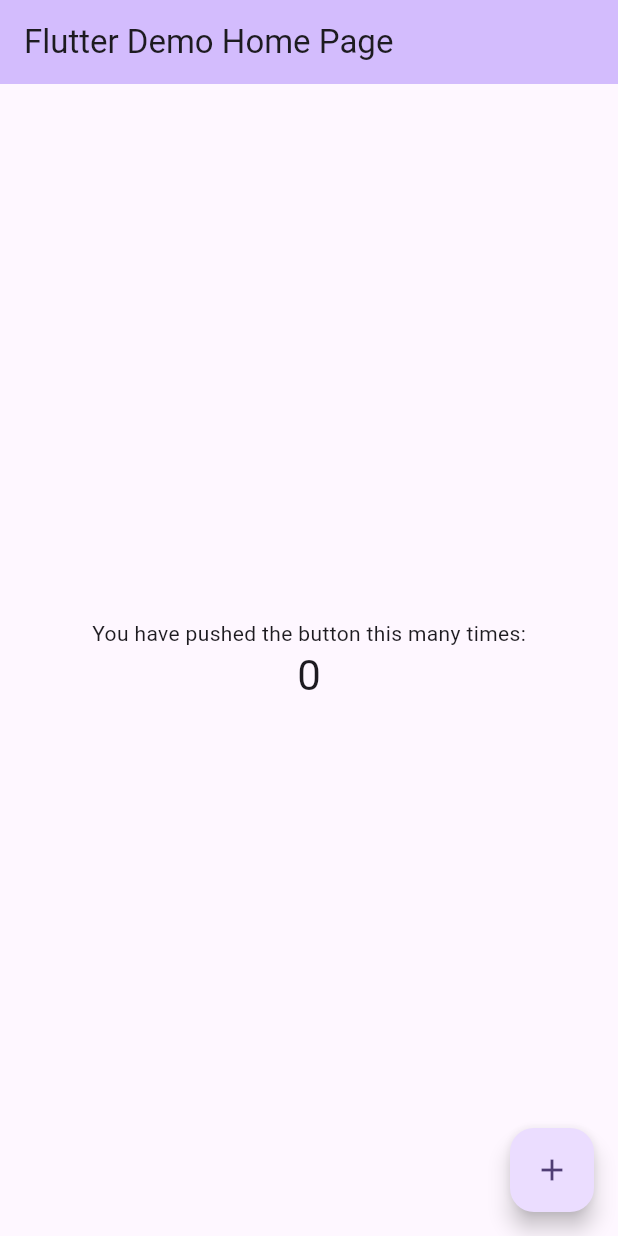
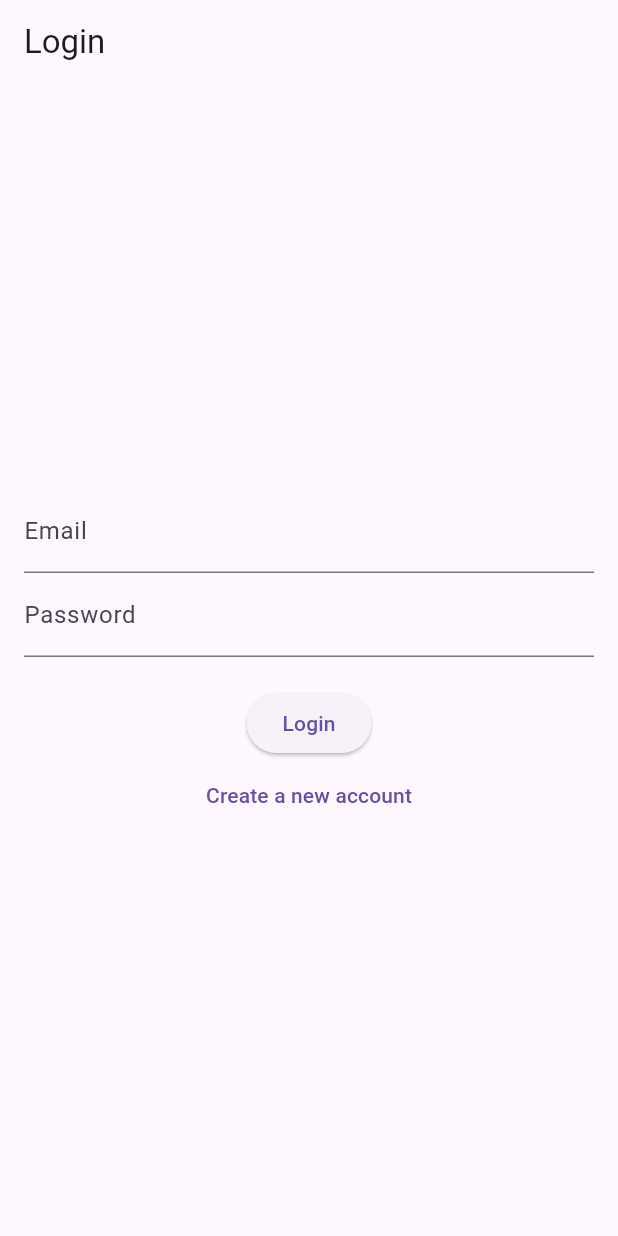
Before and after one commit to Kmorale12/Stock_tracker, a Flutter app: the screen it shows after launch, on a phone screen of 412 x 824 dp. Run offline on Flutter 3.47's test engine with Material 3 defaults, Android fonts, the phone set to English and light mode, and no system bars; our stand-ins replace firebase_auth, firebase_core; accounts and stored records are empty.

Commit message:
Created user auth

```diff
--- /dev/null
+++ b/stock_tracker/lib/login_screen.dart
@@ -0,0 +1,120 @@
+import 'package:flutter/material.dart';
+import 'package:firebase_auth/firebase_auth.dart';
+
+class LoginScreen extends StatefulWidget {
+  @override
+  _LoginScreenState createState() => _LoginScreenState();
+}
+
+class _LoginScreenState extends State<LoginScreen> {
+  final _emailController = TextEditingController();
+  final _passwordController = TextEditingController();
+  final FirebaseAuth _auth = FirebaseAuth.instance;
+
+  bool _isLogin = true;
+  bool _isLoading = false;
+
+  void _toggleAuthMode() {
+    setState(() {
+      _isLogin = !_isLogin;
+    });
+  }
+
+  Future<void> _submitAuthForm() async {
+    setState(() {
+      _isLoading = true;
+    });
+
+    try {
+      if (_isLogin) {
+        // Sign in
+        await _auth.signInWithEmailAndPassword(
+          email: _emailController.text.trim(),
+          password: _passwordController.text.trim(),
+        );
+      } else {
+        // Sign up
+        await _auth.createUserWithEmailAndPassword(
+          email: _emailController.text.trim(),
+          password: _passwordController.text.trim(),
+        );
+      }
+
+      // Navigate to Stock Feed after successful login/registration
+      Navigator.pushReplacementNamed(context, '/stock_feed');
+    } catch (error) {
+      String errorMessage = 'An error occurred, please try again.';
+      if (error.toString().contains('EMAIL_ALREADY_IN_USE')) {
+        errorMessage = 'This email address is already in use.';
+      } else if (error.toString().contains('INVALID_EMAIL')) {
+        errorMessage = 'This email address is not valid.';
+      } else if (error.toString().contains('WEAK_PASSWORD')) {
+        errorMessage = 'Password must be at least 6 characters long.';
+      } else if (error.toString().contains('USER_NOT_FOUND')) {
+        errorMessage = 'No user found with this email.';
+      } else if (error.toString().contains('WRONG_PASSWORD')) {
+        errorMessage = 'Incorrect password.';
+      }
+
+      // Show error dialog
+      showDialog(
+        context: context,
+        builder: (ctx) => AlertDialog(
+          title: Text('Authentication Failed'),
+          content: Text(errorMessage),
+          actions: [
+            TextButton(
+              onPressed: () => Navigator.of(ctx).pop(),
+              child: Text('Okay'),
+            )
+          ],
+        ),
+      );
+    }
+
+    setState(() {
+      _isLoading = false;
+    });
+  }
+
+  @override
+  Widget build(BuildContext context) {
+    return Scaffold(
+      appBar: AppBar(
+        title: Text(_isLogin ? 'Login' : 'Register'),
+      ),
+      body: Padding(
+        padding: const EdgeInsets.all(16.0),
+        child: Column(
+          mainAxisAlignment: MainAxisAlignment.center,
+          children: [
+            TextField(
+              controller: _emailController,
+              decoration: InputDecoration(labelText: 'Email'),
+              keyboardType: TextInputType.emailAddress,
+            ),
+            TextField(
+              controller: _passwordController,
+              decoration: InputDecoration(labelText: 'Password'),
+              obscureText: true,
+            ),
+            SizedBox(height: 20),
+            if (_isLoading)
+              CircularProgressIndicator()
+            else
+              ElevatedButton(
+                onPressed: _submitAuthForm,
+                child: Text(_isLogin ? 'Login' : 'Register'),
+              ),
+            TextButton(
+              onPressed: _toggleAuthMode,
+              child: Text(_isLogin
+                  ? 'Create a new account'
+                  : 'Already have an account? Login'),
+            ),
+          ],
+        ),
+      ),
+    );
+  }
+}
--- a/stock_tracker/lib/main.dart
+++ b/stock_tracker/lib/main.dart
@@ -1,125 +1,50 @@
 import 'package:flutter/material.dart';
+import 'package:firebase_core/firebase_core.dart';
+import 'package:firebase_auth/firebase_auth.dart';
 
-void main() {
-  runApp(const MyApp());
+import 'splash_screen.dart';
+import 'login_screen.dart';
+import 'stock_feed_screen.dart';
+import 'settings_screen.dart';
+
+void main() async {
+  WidgetsFlutterBinding.ensureInitialized();
+  await Firebase.initializeApp();
+  runApp(StockTrackerApp());
 }
 
-class MyApp extends StatelessWidget {
-  const MyApp({super.key});
-
-  // This widget is the root of your application.
+class StockTrackerApp extends StatelessWidget {
   @override
   Widget build(BuildContext context) {
     return MaterialApp(
-      title: 'Flutter Demo',
-      theme: ThemeData(
-        // This is the theme of your application.
-        //
-        // TRY THIS: Try running your application with "flutter run". You'll see
-        // the application has a purple toolbar. Then, without quitting the app,
-        // try changing the seedColor in the colorScheme below to Colors.green
-        // and then invoke "hot reload" (save your changes or press the "hot
-        // reload" button in a Flutter-supported IDE, or press "r" if you used
-        // the command line to start the app).
-        //
-        // Notice that the counter didn't reset back to zero; the application
-        // state is not lost during the reload. To reset the state, use hot
-        // restart instead.
-        //
-        // This works for code too, not just values: Most code changes can be
-        // tested with just a hot reload.
-        colorScheme: ColorScheme.fromSeed(seedColor: Colors.deepPurple),
-        useMaterial3: true,
-      ),
-      home: const MyHomePage(title: 'Flutter Demo Home Page'),
+      title: 'Stock Tracker App',
+      theme: ThemeData.light(),
+      darkTheme: ThemeData.dark(),
+      themeMode: ThemeMode.system,
+      home: AuthWrapper(), // Handle navigation based on auth state
+      routes: {
+        '/login': (context) => LoginScreen(),
+        '/stock_feed': (context) => StockFeedScreen(),
+        '/settings': (context) => SettingsScreen(),
+      },
     );
   }
 }
 
-class MyHomePage extends StatefulWidget {
-  const MyHomePage({super.key, required this.title});
-
-  // This widget is the home page of your application. It is stateful, meaning
-  // that it has a State object (defined below) that contains fields that affect
-  // how it looks.
-
-  // This class is the configuration for the state. It holds the values (in this
-  // case the title) provided by the parent (in this case the App widget) and
-  // used by the build method of the State. Fields in a Widget subclass are
-  // always marked "final".
-
-  final String title;
-
-  @override
-  State<MyHomePage> createState() => _MyHomePageState();
-}
-
-class _MyHomePageState extends State<MyHomePage> {
-  int _counter = 0;
-
-  void _incrementCounter() {
-    setState(() {
-      // This call to setState tells the Flutter framework that something has
-      // changed in this State, which causes it to rerun the build method below
-      // so that the display can reflect the updated values. If we changed
-      // _counter without calling setState(), then the build method would not be
-      // called again, and so nothing would appear to happen.
-      _counter++;
-    });
-  }
-
+class AuthWrapper extends StatelessWidget {
   @override
   Widget build(BuildContext context) {
-    // This method is rerun every time setState is called, for instance as done
-    // by the _incrementCounter method above.
-    //
-    // The Flutter framework has been optimized to make rerunning build methods
-    // fast, so that you can just rebuild anything that needs updating rather
-    // than having to individually change instances of widgets.
-    return Scaffold(
-      appBar: AppBar(
-        // TRY THIS: Try changing the color here to a specific color (to
-        // Colors.amber, perhaps?) and trigger a hot reload to see the AppBar
-        // change color while the other colors stay the same.
-        backgroundColor: Theme.of(context).colorScheme.inversePrimary,
-        // Here we take the value from the MyHomePage object that was created by
-        // the App.build method, and use it to set our appbar title.
-        title: Text(widget.title),
-      ),
-      body: Center(
-        // Center is a layout widget. It takes a single child and positions it
-        // in the middle of the parent.
-        child: Column(
-          // Column is also a layout widget. It takes a list of children and
-          // arranges them vertically. By default, it sizes itself to fit its
-          // children horizontally, and tries to be as tall as its parent.
-          //
-          // Column has various properties to control how it sizes itself and
-          // how it positions its children. Here we use mainAxisAlignment to
-          // center the children vertically; the main axis here is the vertical
-          // axis because Columns are vertical (the cross axis would be
-          // horizontal).
-          //
-          // TRY THIS: Invoke "debug painting" (choose the "Toggle Debug Paint"
-          // action in the IDE, or press "p" in the console), to see the
-          // wireframe for each widget.
-          mainAxisAlignment: MainAxisAlignment.center,
-          children: <Widget>[
-            const Text(
-              'You have pushed the button this many times:',
-            ),
-            Text(
-              '$_counter',
-              style: Theme.of(context).textTheme.headlineMedium,
-            ),
-          ],
-        ),
-      ),
-      floatingActionButton: FloatingActionButton(
-        onPressed: _incrementCounter,
-        tooltip: 'Increment',
-        child: const Icon(Icons.add),
-      ), // This trailing comma makes auto-formatting nicer for build methods.
+    return StreamBuilder<User?>(
+      stream: FirebaseAuth.instance.authStateChanges(),
+      builder: (context, snapshot) {
+        if (snapshot.connectionState == ConnectionState.waiting) {
+          return SplashScreen(); // Show a splash screen while checking auth state
+        }
+        if (snapshot.hasData) {
+          return StockFeedScreen(); // User is logged in
+        }
+        return LoginScreen(); // User is not logged in
+      },
     );
   }
 }
--- a/stock_tracker/pubspec.yaml
+++ b/stock_tracker/pubspec.yaml
@@ -30,7 +30,10 @@ environment:
 dependencies:
   flutter:
     sdk: flutter
-
+  firebase_core: ^3.6.0
+  firebase_auth: ^5.3.1
+  cloud_firestore: ^5.4.4
+  http: ^1.1.0
 
   # The following adds the Cupertino Icons font to your application.
   # Use with the CupertinoIcons class for iOS style icons.
```
Also changed, not shown: stock_tracker/lib/settings_screen.dart (added, +27 -0 lines), stock_tracker/lib/splash_screen.dart (added, +24 -0 lines), stock_tracker/lib/stock_feed_screen.dart (added, +33 -0 lines), stock_tracker/firebase.json (added), stock_tracker/lib/firebase_options.dart (added), stock_tracker/pubspec.lock, 7 other files.
